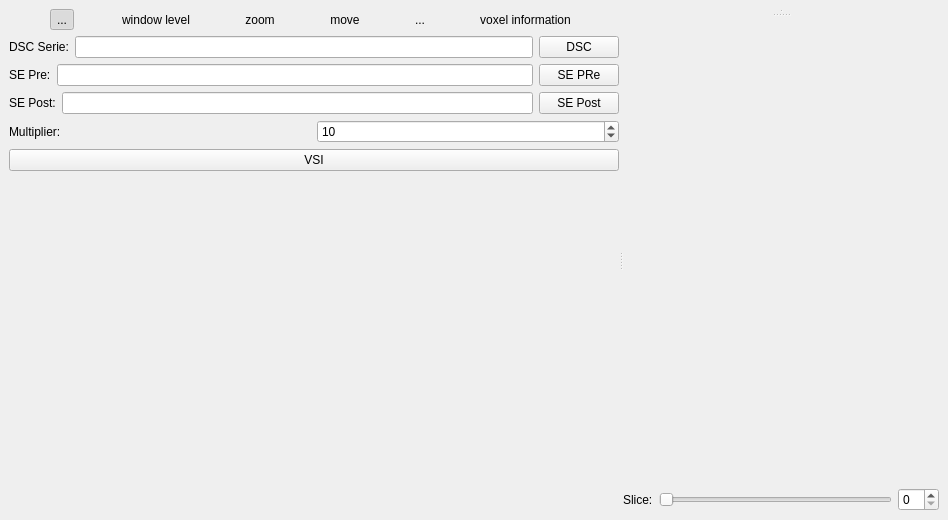
Qt form starviewer/src/extensions/playground/vsireconstruction/qvsireconstructionextensionbase.ui (starviewer-medical/starviewer) before a commit.
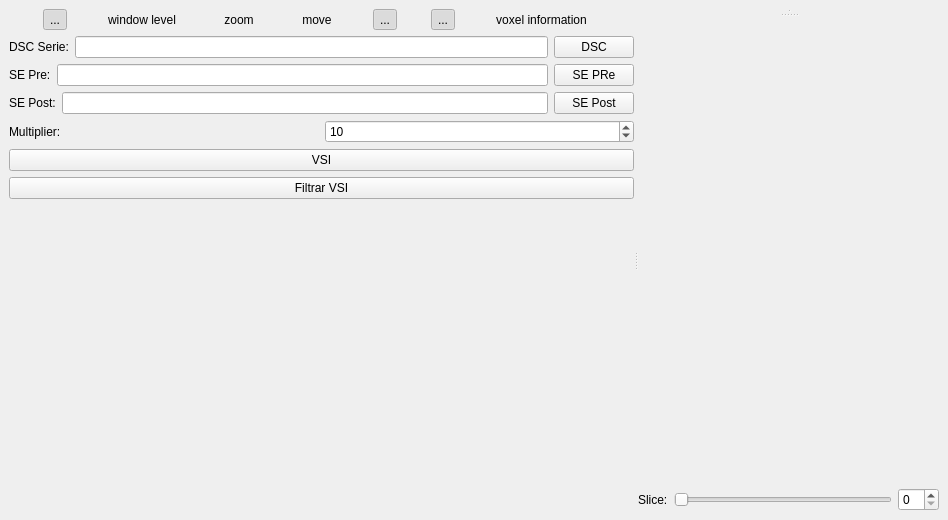
The same form after that commit. Icons and pictures are not drawn. Custom widgets are drawn as their Qt base class.

Commit message: ENH: Hem millorat un mica l'extensió "VSI Reconstruction", adaptant a les noves tools, afegint opcions de filtratge d'imatge i d'altres millores per tal d'obtenir millors resultats.

Diff of the .ui file:
```diff
--- a/starviewer/src/extensions/playground/vsireconstruction/qvsireconstructionextensionbase.ui
+++ b/starviewer/src/extensions/playground/vsireconstruction/qvsireconstructionextensionbase.ui
@@ -26,9 +26,7 @@
      </property>
      <widget class="QSplitter" name="m_horizontalSplitter" >
       <property name="sizePolicy" >
-       <sizepolicy>
-        <hsizetype>0</hsizetype>
-        <vsizetype>0</vsizetype>
+       <sizepolicy vsizetype="Fixed" hsizetype="Fixed" >
         <horstretch>0</horstretch>
         <verstretch>0</verstretch>
        </sizepolicy>
@@ -157,6 +155,34 @@
               <height>32</height>
              </size>
             </property>
+            <property name="checkable" >
+             <bool>true</bool>
+            </property>
+            <property name="checked" >
+             <bool>true</bool>
+            </property>
+            <property name="autoRaise" >
+             <bool>true</bool>
+            </property>
+           </widget>
+          </item>
+          <item>
+           <widget class="QToolButton" name="m_screenShotToolButton" >
+            <property name="text" >
+             <string>...</string>
+            </property>
+            <property name="iconSize" >
+             <size>
+              <width>32</width>
+              <height>32</height>
+             </size>
+            </property>
+            <property name="checkable" >
+             <bool>true</bool>
+            </property>
+            <property name="checked" >
+             <bool>true</bool>
+            </property>
             <property name="autoRaise" >
              <bool>true</bool>
             </property>
@@ -210,9 +236,7 @@
           <item>
            <widget class="QLineEdit" name="m_DSCLineEdit" >
             <property name="sizePolicy" >
-             <sizepolicy>
-              <hsizetype>7</hsizetype>
-              <vsizetype>0</vsizetype>
+             <sizepolicy vsizetype="Fixed" hsizetype="Expanding" >
               <horstretch>0</horstretch>
               <verstretch>0</verstretch>
              </sizepolicy>
@@ -222,9 +246,7 @@
           <item>
            <widget class="QPushButton" name="m_chooseDSCPushButton" >
             <property name="sizePolicy" >
-             <sizepolicy>
-              <hsizetype>0</hsizetype>
-              <vsizetype>0</vsizetype>
+             <sizepolicy vsizetype="Fixed" hsizetype="Fixed" >
               <horstretch>0</horstretch>
               <verstretch>0</verstretch>
              </sizepolicy>
@@ -257,9 +279,7 @@
           <item>
            <widget class="QPushButton" name="m_chooseSEPrePushButton" >
             <property name="sizePolicy" >
-             <sizepolicy>
-              <hsizetype>0</hsizetype>
-              <vsizetype>0</vsizetype>
+             <sizepolicy vsizetype="Fixed" hsizetype="Fixed" >
               <horstretch>0</horstretch>
               <verstretch>0</verstretch>
              </sizepolicy>
@@ -292,9 +312,7 @@
           <item>
            <widget class="QPushButton" name="m_chooseSEPostPushButton" >
             <property name="sizePolicy" >
-             <sizepolicy>
-              <hsizetype>0</hsizetype>
-              <vsizetype>0</vsizetype>
+             <sizepolicy vsizetype="Fixed" hsizetype="Fixed" >
               <horstretch>0</horstretch>
               <verstretch>0</verstretch>
              </sizepolicy>
@@ -340,6 +358,13 @@
           </property>
          </widget>
         </item>
+        <item>
+         <widget class="QPushButton" name="m_filterVSIPushButton" >
+          <property name="text" >
+           <string>Filtrar VSI</string>
+          </property>
+         </widget>
+        </item>
         <item>
          <spacer>
           <property name="orientation" >
@@ -375,9 +400,7 @@
           </property>
           <widget class="udg::Q2DViewer" native="1" name="m_2DView" >
            <property name="sizePolicy" >
-            <sizepolicy>
-             <hsizetype>0</hsizetype>
-             <vsizetype>0</vsizetype>
+            <sizepolicy vsizetype="Fixed" hsizetype="Fixed" >
              <horstretch>0</horstretch>
              <verstretch>0</verstretch>
             </sizepolicy>
@@ -391,9 +414,7 @@
           </widget>
           <widget class="udg::Q2DViewer" native="1" name="m_2DView_4" >
            <property name="sizePolicy" >
-            <sizepolicy>
-             <hsizetype>0</hsizetype>
-             <vsizetype>0</vsizetype>
+            <sizepolicy vsizetype="Fixed" hsizetype="Fixed" >
              <horstretch>0</horstretch>
              <verstretch>0</verstretch>
             </sizepolicy>
@@ -408,9 +429,7 @@
          </widget>
          <widget class="udg::Q2DViewer" native="1" name="m_2DView_2" >
           <property name="sizePolicy" >
-           <sizepolicy>
-            <hsizetype>0</hsizetype>
-            <vsizetype>0</vsizetype>
+           <sizepolicy vsizetype="Fixed" hsizetype="Fixed" >
             <horstretch>0</horstretch>
             <verstretch>0</verstretch>
            </sizepolicy>
```
Left out of the diff: 137 changed lines with no effect on the pictures. The commit also changes 2 other files.
